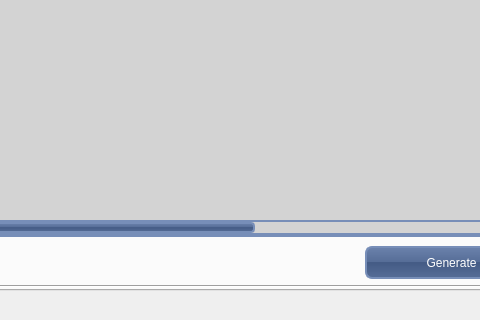
Before: the Qt Designer form mainwindow.ui in aroyer-qc/GUI_Builder, drawn with Qt 5; both pictures show x 117 to 597 and y 299 to 619 of the 1281 by 619 pixel window.
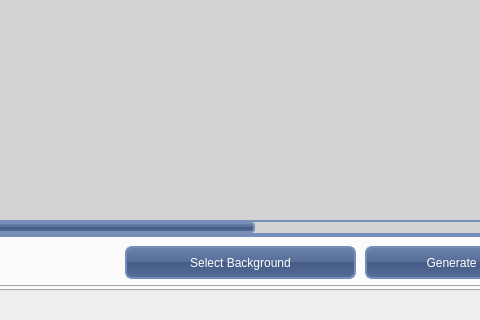
After: the same form once the commit is applied. The open tabs and pages were chosen to show the change. Icons and pictures are not drawn.

Commit message: Added background image to converter

Diff of the .ui file:
```diff
--- a/mainwindow.ui
+++ b/mainwindow.ui
@@ -2342,7 +2342,39 @@
        <number>200</number>
       </property>
       <property name="orientation">
-       <enum>Qt::Orientation::Horizontal</enum>
+       <enum>Qt::Horizontal</enum>
+      </property>
+     </widget>
+     <widget class="QPushButton" name="ButtonLoadBackGround">
+      <property name="geometry">
+       <rect>
+        <x>230</x>
+        <y>490</y>
+        <width>231</width>
+        <height>33</height>
+       </rect>
+      </property>
+      <property name="sizePolicy">
+       <sizepolicy hsizetype="Fixed" vsizetype="Fixed">
+        <horstretch>0</horstretch>
+        <verstretch>0</verstretch>
+       </sizepolicy>
+      </property>
+      <property name="styleSheet">
+       <string notr="true"/>
+      </property>
+      <property name="text">
+       <string>Select Background</string>
+      </property>
+      <property name="icon">
+       <iconset resource="SkinRessource.qrc">
+        <normaloff>:/graphic/BackIcon.png</normaloff>:/graphic/BackIcon.png</iconset>
+      </property>
+      <property name="iconSize">
+       <size>
+        <width>20</width>
+        <height>20</height>
+       </size>
       </property>
      </widget>
     </widget>
```
Left out of the diff: 62 changed lines with no effect on the pictures. The commit also changes 7 other files.
